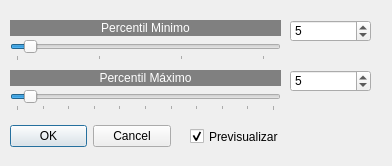
This is ajustelineal.ui in neri-um/paint as Qt 5 draws it before an edit. The edited form follows.
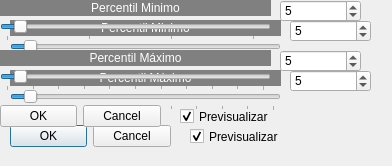
This is the edited form.

```diff
--- a/ajustelineal.ui
+++ b/ajustelineal.ui
@@ -185,6 +185,175 @@
     <set>Qt::AlignmentFlag::AlignCenter</set>
    </property>
   </widget>
+  <widget class="QLabel" name="label_3">
+   <property name="geometry">
+    <rect>
+     <x>0</x>
+     <y>0</y>
+     <width>271</width>
+     <height>16</height>
+    </rect>
+   </property>
+   <property name="styleSheet">
+    <string notr="true">background-color: rgb(128, 128, 128);
+color: rgb(255, 255, 255);</string>
+   </property>
+   <property name="text">
+    <string>Percentil Minimo</string>
+   </property>
+   <property name="alignment">
+    <set>Qt::AlignmentFlag::AlignCenter</set>
+   </property>
+  </widget>
+  <widget class="QSpinBox" name="spinBox_3">
+   <property name="geometry">
+    <rect>
+     <x>280</x>
+     <y>0</y>
+     <width>81</width>
+     <height>22</height>
+    </rect>
+   </property>
+   <property name="minimum">
+    <number>0</number>
+   </property>
+   <property name="maximum">
+    <number>100</number>
+   </property>
+   <property name="value">
+    <number>5</number>
+   </property>
+  </widget>
+  <widget class="QSpinBox" name="spinBox_4">
+   <property name="geometry">
+    <rect>
+     <x>280</x>
+     <y>50</y>
+     <width>81</width>
+     <height>22</height>
+    </rect>
+   </property>
+   <property name="minimum">
+    <number>0</number>
+   </property>
+   <property name="maximum">
+    <number>100</number>
+   </property>
+   <property name="value">
+    <number>5</number>
+   </property>
+  </widget>
+  <widget class="QSlider" name="horizontalSlider_3">
+   <property name="geometry">
+    <rect>
+     <x>0</x>
+     <y>70</y>
+     <width>271</width>
+     <height>21</height>
+    </rect>
+   </property>
+   <property name="minimum">
+    <number>0</number>
+   </property>
+   <property name="maximum">
+    <number>100</number>
+   </property>
+   <property name="value">
+    <number>5</number>
+   </property>
+   <property name="orientation">
+    <enum>Qt::Orientation::Horizontal</enum>
+   </property>
+   <property name="tickPosition">
+    <enum>QSlider::TickPosition::TicksBelow</enum>
+   </property>
+   <property name="tickInterval">
+    <number>10</number>
+   </property>
+  </widget>
+  <widget class="QSlider" name="horizontalSlider_4">
+   <property name="geometry">
+    <rect>
+     <x>0</x>
+     <y>20</y>
+     <width>271</width>
+     <height>21</height>
+    </rect>
+   </property>
+   <property name="minimum">
+    <number>0</number>
+   </property>
+   <property name="maximum">
+    <number>100</number>
+   </property>
+   <property name="pageStep">
+    <number>16</number>
+   </property>
+   <property name="value">
+    <number>5</number>
+   </property>
+   <property name="orientation">
+    <enum>Qt::Orientation::Horizontal</enum>
+   </property>
+   <property name="tickPosition">
+    <enum>QSlider::TickPosition::TicksBelow</enum>
+   </property>
+   <property name="tickInterval">
+    <number>32</number>
+   </property>
+  </widget>
+  <widget class="QCheckBox" name="checkBox_2">
+   <property name="geometry">
+    <rect>
+     <x>180</x>
+     <y>108</y>
+     <width>101</width>
+     <height>17</height>
+    </rect>
+   </property>
+   <property name="text">
+    <string>Previsualizar</string>
+   </property>
+   <property name="checked">
+    <bool>true</bool>
+   </property>
+  </widget>
+  <widget class="QDialogButtonBox" name="buttonBox_2">
+   <property name="geometry">
+    <rect>
+     <x>0</x>
+     <y>100</y>
+     <width>161</width>
+     <height>32</height>
+    </rect>
+   </property>
+   <property name="orientation">
+    <enum>Qt::Orientation::Horizontal</enum>
+   </property>
+   <property name="standardButtons">
+    <set>QDialogButtonBox::StandardButton::Cancel|QDialogButtonBox::StandardButton::Ok</set>
+   </property>
+  </widget>
+  <widget class="QLabel" name="label_4">
+   <property name="geometry">
+    <rect>
+     <x>0</x>
+     <y>50</y>
+     <width>271</width>
+     <height>16</height>
+    </rect>
+   </property>
+   <property name="styleSheet">
+    <string notr="true">background-color: rgb(128, 128, 128);
+color: rgb(255, 255, 255);</string>
+   </property>
+   <property name="text">
+    <string>Percentil Máximo</string>
+   </property>
+   <property name="alignment">
+    <set>Qt::AlignmentFlag::AlignCenter</set>
+   </property>
+  </widget>
  </widget>
  <resources/>
  <connections>
```
